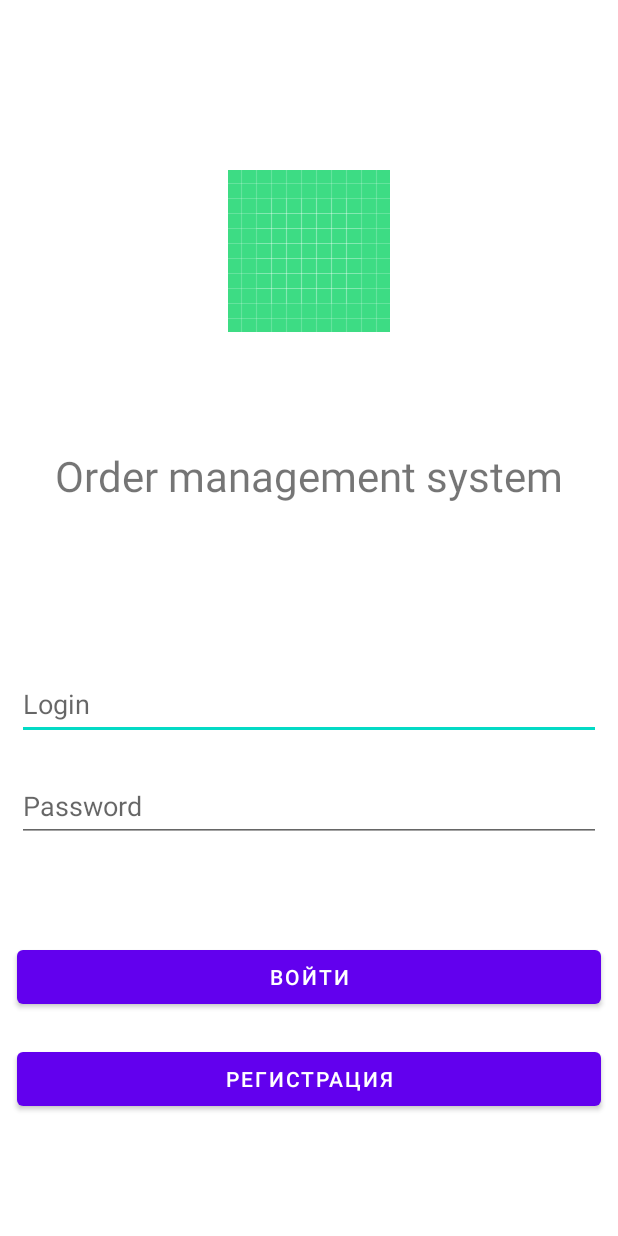
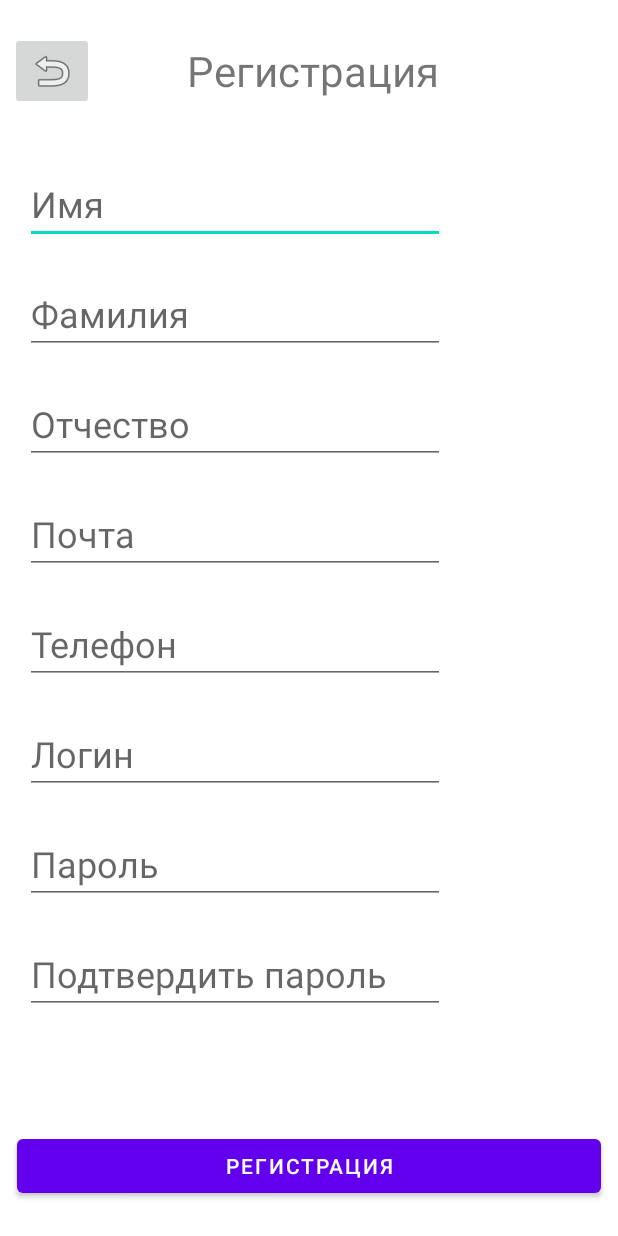
Before and after one commit to andrewBredihin/OrderManagementSystem, an Android app: the screen it shows after launch (LoginActivity), on a phone screen of 412 x 824 dp. Run offline under Robolectric (Android 15) with nearby library versions, the phone set to English and light mode, and no system bars.

Commit message:
Добавил registration_fragment.xml и вставил его в registration_activity.xml

```diff
--- a/app/build.gradle
+++ b/app/build.gradle
@@ -45,4 +45,5 @@ dependencies {
 
     implementation "android.arch.persistence.room:runtime:1.0.0"
     annotationProcessor "android.arch.persistence.room:compiler:1.0.0"
+    implementation "androidx.fragment:fragment:1.5.6"
 }
--- a/app/src/main/java/com/bav/ordermanagementsystem/activity/LoginActivity.java
+++ b/app/src/main/java/com/bav/ordermanagementsystem/activity/LoginActivity.java
@@ -11,6 +11,6 @@ public class LoginActivity extends AppCompatActivity {
     @Override
     protected void onCreate(Bundle savedInstanceState) {
         super.onCreate(savedInstanceState);
-        setContentView(R.layout.login_activity);
+        setContentView(R.layout.registration_activity);
     }
 }
--- /dev/null
+++ b/app/src/main/java/com/bav/ordermanagementsystem/fragment/RegistrationFragment.java
@@ -0,0 +1,12 @@
+package com.bav.ordermanagementsystem.fragment;
+
+import androidx.fragment.app.Fragment;
+
+import com.bav.ordermanagementsystem.R;
+
+public class RegistrationFragment extends Fragment {
+
+    public RegistrationFragment(){
+        super(R.layout.registration_fragment);
+    }
+}
--- a/app/src/main/res/layout/registration_activity.xml
+++ b/app/src/main/res/layout/registration_activity.xml
@@ -54,12 +54,22 @@
                 app:layout_constraintTop_toTopOf="parent" />
         </androidx.constraintlayout.widget.ConstraintLayout>
 
-        <LinearLayout
+        <ScrollView
             android:layout_width="match_parent"
             android:layout_height="match_parent"
             android:layout_weight="0.2"
-            android:orientation="vertical"
-            android:padding="5dp"></LinearLayout>
+            android:padding="5dp"
+            android:scrollbars="none">
+            <ScrollView
+                android:layout_width="wrap_content"
+                android:layout_height="wrap_content">
+                <androidx.fragment.app.FragmentContainerView
+                    android:id="@+id/fragment_container_view_registration"
+                    android:layout_width="match_parent"
+                    android:layout_height="match_parent"
+                    android:name="com.bav.ordermanagementsystem.fragment.RegistrationFragment"></androidx.fragment.app.FragmentContainerView>
+            </ScrollView>
+        </ScrollView>
 
         <FrameLayout
             android:layout_width="match_parent"
--- /dev/null
+++ b/app/src/main/res/layout/registration_fragment.xml
@@ -0,0 +1,99 @@
+<?xml version="1.0" encoding="utf-8"?>
+<androidx.constraintlayout.widget.ConstraintLayout xmlns:android="http://schemas.android.com/apk/res/android"
+    xmlns:app="http://schemas.android.com/apk/res-auto"
+    xmlns:tools="http://schemas.android.com/tools"
+    android:layout_width="match_parent"
+    android:layout_height="wrap_content">
+
+    <LinearLayout
+        android:layout_width="match_parent"
+        android:layout_height="wrap_content"
+        android:layout_marginTop="1dp"
+        android:orientation="vertical"
+        app:layout_constraintBottom_toBottomOf="parent"
+        app:layout_constraintEnd_toEndOf="parent"
+        app:layout_constraintStart_toStartOf="parent"
+        app:layout_constraintTop_toTopOf="parent">
+
+        <EditText
+            android:id="@+id/editTextFirstNameRegistrationPage"
+            android:layout_width="match_parent"
+            android:layout_height="wrap_content"
+            android:layout_margin="10dp"
+            android:ems="10"
+            android:inputType="textPersonName"
+            android:textSize="24sp"
+            android:hint="@string/registration_first_name"/>
+
+        <EditText
+            android:id="@+id/editTextLastNameRegistrationPage"
+            android:layout_width="match_parent"
+            android:layout_height="wrap_content"
+            android:layout_margin="10dp"
+            android:ems="10"
+            android:inputType="textPersonName"
+            android:textSize="24sp"
+            android:hint="@string/registration_last_name"/>
+
+        <EditText
+            android:id="@+id/editTextSecondNameRegistrationPage"
+            android:layout_width="match_parent"
+            android:layout_height="wrap_content"
+            android:layout_margin="10dp"
+            android:ems="10"
+            android:inputType="textPersonName"
+            android:textSize="24sp"
+            android:hint="@string/registration_second_name"/>
+
+        <EditText
+            android:id="@+id/editTextEmailRegistrationPage"
+            android:layout_width="match_parent"
+            android:layout_height="wrap_content"
+            android:layout_margin="10dp"
+            android:ems="10"
+            android:inputType="textEmailAddress"
+            android:textSize="24sp"
+            android:hint="@string/registration_mail"/>
+
+        <EditText
+            android:id="@+id/editTextPhoneRegistrationPage"
+            android:layout_width="match_parent"
+            android:layout_height="wrap_content"
+            android:layout_margin="10dp"
+            android:ems="10"
+            android:inputType="phone"
+            android:textSize="24sp"
+            android:hint="@string/registration_phone"/>
+
+        <EditText
+            android:id="@+id/editTextLoginRegistrationPage"
+            android:layout_width="match_parent"
+            android:layout_height="wrap_content"
+            android:layout_margin="10dp"
+            android:ems="10"
+            android:inputType="text"
+            android:textSize="24sp"
+            android:hint="@string/registration_login"/>
+
+        <EditText
+            android:id="@+id/editTextPasswordRegistrationPage"
+            android:layout_width="match_parent"
+            android:layout_height="wrap_content"
+            android:layout_margin="10dp"
+            android:ems="10"
+            android:inputType="textPassword"
+            android:textSize="24sp"
+            android:hint="@string/registration_password"/>
+
+        <EditText
+            android:id="@+id/editTextConfirmPasswordRegistrationPage"
+            android:layout_width="match_parent"
+            android:layout_height="wrap_content"
+            android:layout_margin="10dp"
+            android:ems="10"
+            android:inputType="textPassword"
+            android:textSize="24sp"
+            android:hint="@string/registration_confirm_password"/>
+
+    </LinearLayout>
+</androidx.constraintlayout.widget.ConstraintLayout>
--- a/app/src/main/res/values/strings.xml
+++ b/app/src/main/res/values/strings.xml
@@ -12,6 +12,15 @@
     <string name="loginButtonText">Войти</string>
     <string name="registrationButtonText">Регистрация</string>
 
+    <string name="registration_first_name">Имя</string>
+    <string name="registration_last_name">Фамилия</string>
+    <string name="registration_second_name">Отчество</string>
+    <string name="registration_mail">Почта</string>
+    <string name="registration_phone">Телефон</string>
+    <string name="registration_login">Логин</string>
+    <string name="registration_password">Пароль</string>
+    <string name="registration_confirm_password">Подтвердить пароль</string>
+
     <string name="menu_home">Home</string>
     <string name="menu_gallery">Gallery</string>
     <string name="menu_slideshow">Slideshow</string>
```
